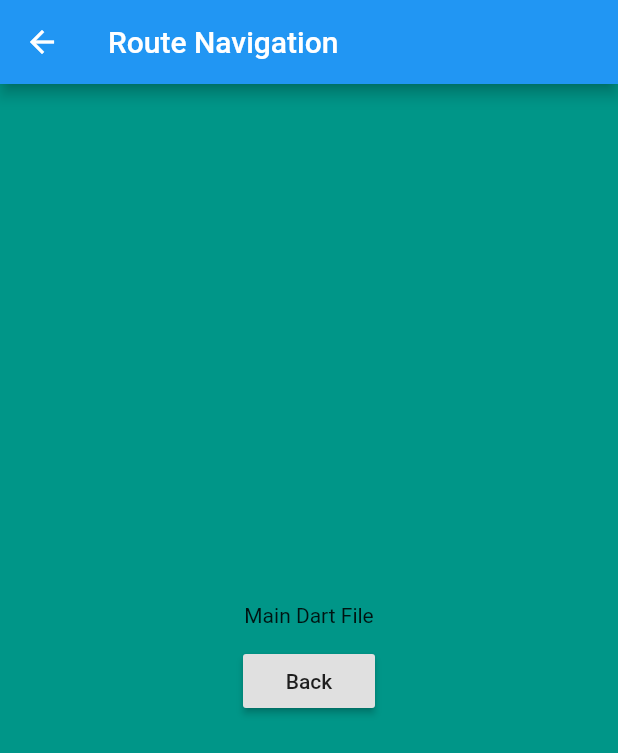
After one commit to shahi5472/Flutter-GetX-Tutorial, a Flutter app: the screen it shows after launch, after a tap on "Navigation", on a phone screen of 412 x 824 dp. The commit adds this screen. Shown: the top 753 px of the screen. Run offline on Flutter 3.47's test engine with Material 2 defaults, Android fonts, the phone set to English and light mode, and no system bars; our stand-ins replace get.

Commit message:
getX route navigation

```diff
--- a/lib/main.dart
+++ b/lib/main.dart
@@ -2,6 +2,7 @@ import 'package:flutter/material.dart';
 import 'package:flutter_getx_tutorial/getx_bottom_sheet_widget.dart';
 import 'package:flutter_getx_tutorial/getx_dialog_widget.dart';
 import 'package:flutter_getx_tutorial/getx_snackbar_widget.dart';
+import 'package:flutter_getx_tutorial/route_navigation.dart';
 import 'package:get/get.dart';
 
 void main() {
@@ -23,6 +24,22 @@ class MyApp extends StatelessWidget {
               getXSnackBar,
               getXDialogWidget,
               getXBottomSheet,
+              RaisedButton(
+                onPressed: () async {
+                  //Get.off(RouteNavigation());
+                  var data = await Get.to(
+                    RouteNavigation(),
+                    arguments: 'Main Dart File',
+                    fullscreenDialog: false,
+                    transition: Transition.zoom,
+                    // duration: Duration(milliseconds: 4000),
+                    // curve: Curves.bounceInOut,
+                  );
+                  // Get.offAll(page)
+                  print('Back with value : $data');
+                },
+                child: Text('Navigation'),
+              )
             ],
           ),
         ),
--- /dev/null
+++ b/lib/route_navigation.dart
@@ -0,0 +1,39 @@
+import 'package:flutter/material.dart';
+import 'package:get/get.dart';
+
+class RouteNavigation extends StatefulWidget {
+  @override
+  _RouteNavigationState createState() => _RouteNavigationState();
+}
+
+class _RouteNavigationState extends State<RouteNavigation> {
+  @override
+  Widget build(BuildContext context) {
+    return Scaffold(
+      appBar: AppBar(
+        title: Text('Route Navigation'),
+      ),
+      body: Container(
+        color: Colors.teal,
+        child: Center(
+          child: Column(
+            mainAxisAlignment: MainAxisAlignment.center,
+            crossAxisAlignment: CrossAxisAlignment.center,
+            children: [
+              Text(Get.arguments),
+              SizedBox(
+                height: 12,
+              ),
+              RaisedButton(
+                child: Text('Back'),
+                onPressed: () {
+                  Get.back(result: 'This is from route navigation file');
+                },
+              ),
+            ],
+          ),
+        ),
+      ),
+    );
+  }
+}
```
